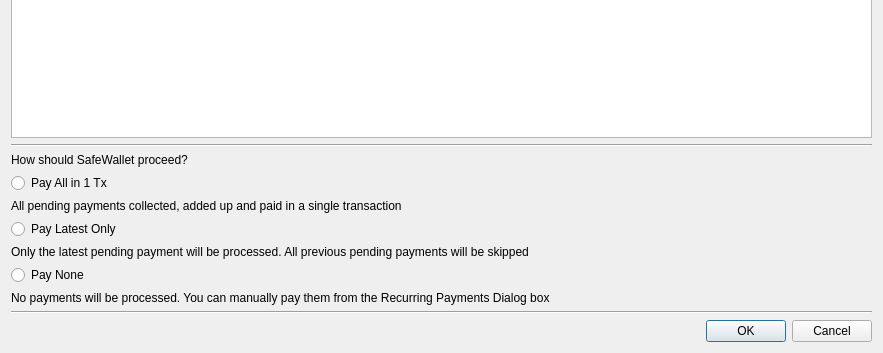
First picture: the form in src/recurringmultiple.ui, repository OleksandrBlack/safewallet-lite, before the edit; both pictures show x 0 to 883 and y 448 to 801 of the 883 by 801 pixel window.
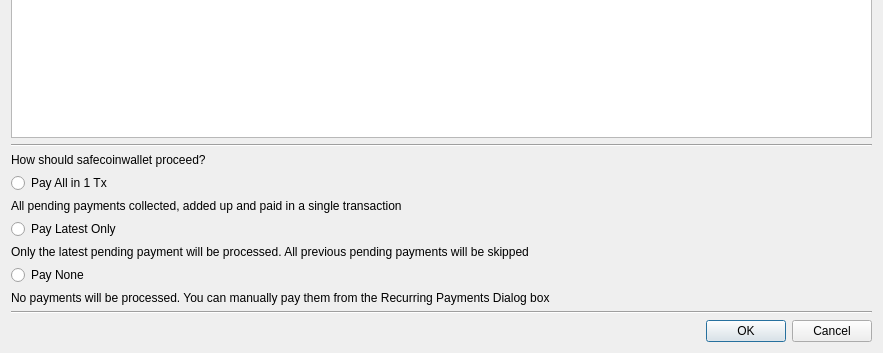
Second picture: the form after the edit.

Diff of the .ui file:
```diff
--- a/src/recurringmultiple.ui
+++ b/src/recurringmultiple.ui
@@ -41,7 +41,7 @@
    <item row="8" column="0" colspan="2">
     <widget class="QLabel" name="label_2">
      <property name="text">
-      <string>How should SafeWallet proceed?</string>
+      <string>How should safecoinwallet proceed?</string>
      </property>
     </widget>
    </item>
```
